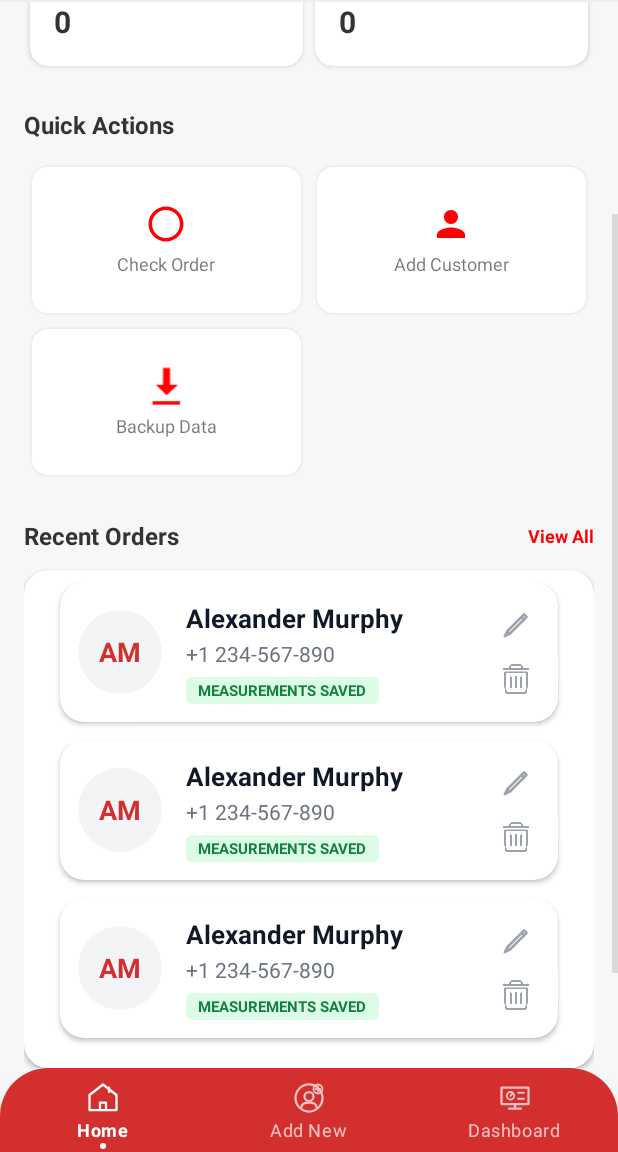
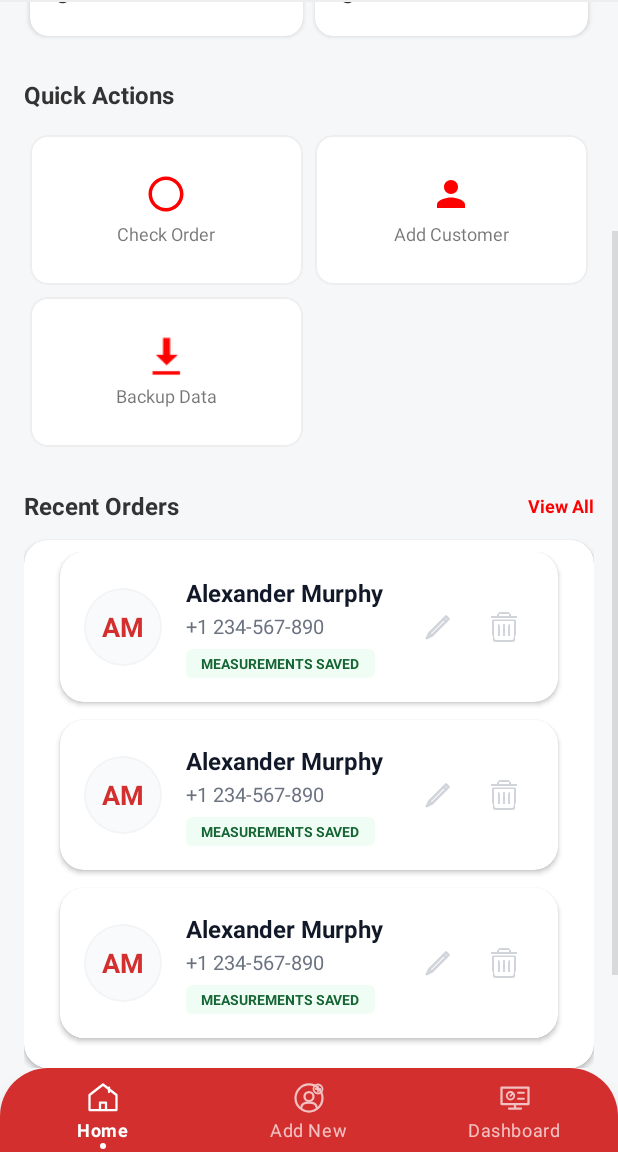
Before and after one commit to dharmik264/Dhandhukiya-tailor-, an Android app built with Jetpack Compose: the layout activity_dashboard.xml on its own in the app's theme, with its tools: preview values and no code run, on a phone screen of 412 x 824 dp, the part 84-1236 px from its top. Run offline under Robolectric (Android 15) with nearby library versions, the light colour scheme and no system bars.

Commit message:
Fix data integrity (duplicate numbers) and refine UI aesthetics

```diff
--- a/MyApplication/app/src/main/java/com/example/myapplication/AddCustomerActivity.kt
+++ b/MyApplication/app/src/main/java/com/example/myapplication/AddCustomerActivity.kt
@@ -78,11 +78,8 @@ class AddCustomerActivity : AppCompatActivity() {
                     btnSaveCustomer.isEnabled = true
                     androidx.appcompat.app.AlertDialog.Builder(this@AddCustomerActivity)
                         .setTitle("Customer Already Exists")
-                        .setMessage("A customer with this mobile number ($mobile) already exists. Do you want to update their details instead?")
-                        .setPositiveButton("Update") { _, _ ->
-                            performSave(name, mobile, address)
-                        }
-                        .setNegativeButton("Cancel", null)
+                        .setMessage("A customer with this mobile number ($mobile) already exists. Duplicate entries are not allowed.")
+                        .setPositiveButton("OK", null)
                         .show()
                 } else {
                     performSave(name, mobile, address)
--- a/MyApplication/app/src/main/java/com/example/myapplication/AddCustomerFragment.kt
+++ b/MyApplication/app/src/main/java/com/example/myapplication/AddCustomerFragment.kt
@@ -24,7 +24,7 @@ class AddCustomerFragment : Fragment() {
         val view = inflater.inflate(R.layout.add_customer, container, false)
 
         // Fragments shouldn't show the internal navbar as MainActivity provides one
-        view.findViewById<View>(R.id.mainBottomNavigation)?.visibility = View.GONE
+        view.findViewById<View>(R.id.localBottomNavigation)?.visibility = View.GONE
 
         val etCustomerName = view.findViewById<EditText>(R.id.etCustomerName)
         val etMobileNumber = view.findViewById<EditText>(R.id.etMobileNumber)
@@ -55,6 +55,17 @@ class AddCustomerFragment : Fragment() {
                 try {
                     val db = AppDatabase.getDatabase(requireContext())
                     val customerDao = db.customerDao()
+
+                    val existing = customerDao.getAll().find { it.mobileNumber == mobile }
+                    if (existing != null) {
+                        withContext(Dispatchers.Main) {
+                            if (isAdded) {
+                                Toast.makeText(context, "Customer with this number already exists!", Toast.LENGTH_LONG).show()
+                                btnSaveCustomer.isEnabled = true
+                            }
+                        }
+                        return@launch
+                    }
 
                     val newCustomer = Customer(
                         name = name,
--- a/MyApplication/app/src/main/java/com/example/myapplication/CustomerDao.kt
+++ b/MyApplication/app/src/main/java/com/example/myapplication/CustomerDao.kt
@@ -10,7 +10,7 @@ interface CustomerDao {
     @Query("SELECT * FROM customers WHERE isSynced = 0")
     suspend fun getUnsyncedCustomers(): List<Customer>
 
-    @Insert(onConflict = OnConflictStrategy.REPLACE)
+    @Insert
     suspend fun insert(customer: Customer)
 
     @Update
--- a/MyApplication/app/src/main/java/com/example/myapplication/HomeFragment.kt
+++ b/MyApplication/app/src/main/java/com/example/myapplication/HomeFragment.kt
@@ -34,7 +34,7 @@ class HomeFragment : Fragment() {
         val view = inflater.inflate(R.layout.activity_home, container, false)
 
         // Fragments shouldn't show the internal navbar as MainActivity provides one
-        view.findViewById<View>(R.id.mainBottomNavigation)?.visibility = View.GONE
+        view.findViewById<View>(R.id.localBottomNavigation)?.visibility = View.GONE
 
         tvCustomerListTitle = view.findViewById(R.id.tvCustomerListTitle)
         rvCustomers = view.findViewById(R.id.rvCustomers)
--- a/MyApplication/app/src/main/java/com/example/myapplication/ReportsFragment.kt
+++ b/MyApplication/app/src/main/java/com/example/myapplication/ReportsFragment.kt
@@ -31,7 +31,7 @@ class ReportsFragment : Fragment() {
         val view = inflater.inflate(R.layout.activity_dashboard, container, false)
 
         // Fragments shouldn't show the internal navbar as MainActivity provides one
-        view.findViewById<View>(R.id.bottomNavigation)?.visibility = View.GONE
+        view.findViewById<View>(R.id.localBottomNavigation)?.visibility = View.GONE
 
         view.findViewById<android.widget.ImageView>(R.id.ivAppLogo)?.setOnClickListener {
             (activity as? MainActivity)?.viewPager?.currentItem = 0
--- a/MyApplication/app/src/main/res/layout/activity_dashboard.xml
+++ b/MyApplication/app/src/main/res/layout/activity_dashboard.xml
@@ -27,7 +27,7 @@
     </com.google.android.material.appbar.AppBarLayout>
 
     <!-- Scrollable Content Area -->
-    <androidx.core.widget.NestedScrollView android:id="@+id/dashboardScrollView" android:layout_width="match_parent" android:layout_height="0dp" android:fillViewport="true" android:scrollbars="vertical" app:layout_constraintTop_toBottomOf="@id/appBarLayout" app:layout_constraintBottom_toTopOf="@id/bottomNavigation">
+    <androidx.core.widget.NestedScrollView android:id="@+id/dashboardScrollView" android:layout_width="match_parent" android:layout_height="0dp" android:fillViewport="true" android:scrollbars="vertical" app:layout_constraintTop_toBottomOf="@id/appBarLayout" app:layout_constraintBottom_toTopOf="@id/localBottomNavigation">
 
         <LinearLayout android:layout_width="match_parent" android:layout_height="wrap_content" android:orientation="vertical" android:padding="16dp">
 
@@ -117,6 +117,6 @@
     </androidx.core.widget.NestedScrollView>
 
     <!-- Bottom Navigation -->
-    <include android:id="@+id/bottomNavigation" layout="@layout/reusable_bottom_navigation" android:layout_width="match_parent" android:layout_height="wrap_content" app:layout_constraintBottom_toBottomOf="parent" app:layout_constraintStart_toStartOf="parent" app:layout_constraintEnd_toEndOf="parent" />
+    <include android:id="@+id/localBottomNavigation" layout="@layout/reusable_bottom_navigation" android:layout_width="match_parent" android:layout_height="wrap_content" app:layout_constraintBottom_toBottomOf="parent" app:layout_constraintStart_toStartOf="parent" app:layout_constraintEnd_toEndOf="parent" />
 
 </androidx.constraintlayout.widget.ConstraintLayout>
--- a/MyApplication/app/src/main/res/layout/activity_home.xml
+++ b/MyApplication/app/src/main/res/layout/activity_home.xml
@@ -35,7 +35,7 @@
 
         <androidx.recyclerview.widget.RecyclerView android:id="@+id/rvCustomers" android:layout_width="match_parent" android:layout_height="0dp" android:layout_marginTop="12dp" android:paddingBottom="8dp" android:clipToPadding="false" app:layout_constraintBottom_toTopOf="@id/mainBottomNavigation" app:layout_constraintTop_toBottomOf="@id/tvCustomerListTitle" tools:listitem="@layout/item_customer" />
 
-        <include layout="@layout/reusable_bottom_navigation" android:id="@+id/mainBottomNavigation" android:layout_width="match_parent" android:layout_height="wrap_content" app:layout_constraintBottom_toBottomOf="parent" />
+        <include layout="@layout/reusable_bottom_navigation" android:id="@+id/localBottomNavigation" android:layout_width="match_parent" android:layout_height="wrap_content" app:layout_constraintBottom_toBottomOf="parent" />
     </androidx.constraintlayout.widget.ConstraintLayout>
 
 </androidx.constraintlayout.widget.ConstraintLayout>
--- a/MyApplication/app/src/main/res/layout/add_customer.xml
+++ b/MyApplication/app/src/main/res/layout/add_customer.xml
@@ -43,7 +43,7 @@
             </LinearLayout>
         </ScrollView>
 
-        <include layout="@layout/reusable_bottom_navigation" android:id="@+id/mainBottomNavigation" android:layout_width="match_parent" android:layout_height="wrap_content" app:layout_constraintBottom_toBottomOf="parent" />
+        <include layout="@layout/reusable_bottom_navigation" android:id="@+id/localBottomNavigation" android:layout_width="match_parent" android:layout_height="wrap_content" app:layout_constraintBottom_toBottomOf="parent" />
 
     </androidx.constraintlayout.widget.ConstraintLayout>
 </androidx.constraintlayout.widget.ConstraintLayout>
--- a/MyApplication/app/src/main/res/layout/item_customer.xml
+++ b/MyApplication/app/src/main/res/layout/item_customer.xml
@@ -1,125 +1,30 @@
 <?xml version="1.0" encoding="utf-8"?>
 <com.google.android.material.card.MaterialCardView xmlns:android="http://schemas.android.com/apk/res/android"
     xmlns:app="http://schemas.android.com/apk/res-auto"
-    xmlns:tools="http://schemas.android.com/tools"
-    android:layout_width="match_parent"
-    android:layout_height="wrap_content"
-    android:layout_marginHorizontal="16dp"
-    android:layout_marginBottom="12dp"
-    app:cardCornerRadius="16dp"
-    app:cardElevation="2dp"
-    app:strokeWidth="0dp"
-    app:cardBackgroundColor="@color/card_background">
+    xmlns:tools="http://schemas.android.com/tools" android:layout_width="match_parent" android:layout_height="wrap_content" android:layout_marginHorizontal="16dp" android:layout_marginBottom="12dp" app:cardCornerRadius="16dp" app:cardElevation="2dp" app:strokeWidth="0dp" app:cardBackgroundColor="@color/card_background">
 
-    <androidx.constraintlayout.widget.ConstraintLayout
-        android:layout_width="match_parent"
-        android:layout_height="wrap_content"
-        android:padding="12dp">
+    <androidx.constraintlayout.widget.ConstraintLayout android:layout_width="match_parent" android:layout_height="wrap_content" android:padding="16dp">
 
-        <!-- Left Red Strip -->
-        <View
-            android:id="@+id/statusStrip"
-            android:layout_width="4dp"
-            android:layout_height="0dp"
-            android:background="@color/red_dark"
-            android:visibility="gone"
-            app:layout_constraintBottom_toBottomOf="parent"
-            app:layout_constraintStart_toStartOf="parent"
-            app:layout_constraintTop_toTopOf="parent" />
+        <!-- Initials Circle with subtle shadow/border -->
+        <com.google.android.material.card.MaterialCardView android:id="@+id/initialsCard" android:layout_width="52dp" android:layout_height="52dp" app:cardCornerRadius="26dp" app:cardElevation="0dp" app:strokeWidth="1dp" app:strokeColor="#F3F4F6" app:layout_constraintBottom_toBottomOf="parent" app:layout_constraintStart_toStartOf="parent" app:layout_constraintTop_toTopOf="parent">
 
-        <!-- Initials Circle -->
-        <FrameLayout
-            android:id="@+id/initialsContainer"
-            android:layout_width="56dp"
-            android:layout_height="56dp"
-            app:layout_constraintBottom_toBottomOf="parent"
-            app:layout_constraintStart_toStartOf="parent"
-            app:layout_constraintTop_toTopOf="parent">
+            <TextView android:id="@+id/tvInitials" android:layout_width="match_parent" android:layout_height="match_parent" android:gravity="center" android:text="AM" android:textColor="@color/red_dark" android:textSize="18sp" android:textStyle="bold" android:background="#F9FAFB" />
+        </com.google.android.material.card.MaterialCardView>
 
-            <View
-                android:layout_width="match_parent"
-                android:layout_height="match_parent"
-                android:background="@drawable/bg_circle_light_gray" />
+        <LinearLayout android:layout_width="0dp" android:layout_height="wrap_content" android:layout_marginStart="16dp" android:layout_marginEnd="8dp" android:orientation="vertical" app:layout_constraintBottom_toBottomOf="parent" app:layout_constraintEnd_toStartOf="@id/actionButtons" app:layout_constraintStart_toEndOf="@id/initialsCard" app:layout_constraintTop_toTopOf="parent">
 
-            <TextView
-                android:id="@+id/tvInitials"
-                android:layout_width="wrap_content"
-                android:layout_height="wrap_content"
-                android:layout_gravity="center"
-                android:text="AM"
-                android:textColor="@color/red_dark"
-                android:textSize="18sp"
-                android:textStyle="bold" />
-        </FrameLayout>
+            <TextView android:id="@+id/tvName" android:layout_width="wrap_content" android:layout_height="wrap_content" android:text="Alexander Murphy" android:textColor="#111827" android:textSize="16sp" android:textStyle="bold" />
 
-        <LinearLayout
-            android:layout_width="0dp"
-            android:layout_height="wrap_content"
-            android:layout_marginStart="16dp"
-            android:orientation="vertical"
-            app:layout_constraintBottom_toBottomOf="parent"
-            app:layout_constraintEnd_toStartOf="@id/actionButtons"
-            app:layout_constraintStart_toEndOf="@id/initialsContainer"
-            app:layout_constraintTop_toTopOf="parent">
+            <TextView android:id="@+id/tvMobile" android:layout_width="wrap_content" android:layout_height="wrap_content" android:layout_marginTop="2dp" android:text="+1 234-567-890" android:textColor="#6B7280" android:textSize="13sp" />
 
-            <TextView
-                android:id="@+id/tvName"
-                android:layout_width="wrap_content"
-                android:layout_height="wrap_content"
-                android:text="Alexander Murphy"
-                android:textColor="@color/on_surface"
-                android:textSize="17sp"
-                android:textStyle="bold" />
-
-            <TextView
-                android:id="@+id/tvMobile"
-                android:layout_width="wrap_content"
-                android:layout_height="wrap_content"
-                android:layout_marginTop="2dp"
-                android:text="+1 234-567-890"
-                android:textColor="@color/on_surface_variant"
-                android:textSize="14sp" />
-
-            <TextView
-                android:id="@+id/tvStatusBadge"
-                android:layout_width="wrap_content"
-                android:layout_height="wrap_content"
-                android:layout_marginTop="6dp"
-                android:background="@drawable/bg_badge_rounded"
-                android:backgroundTint="@color/success_bg"
-                android:paddingHorizontal="8dp"
-                android:paddingVertical="2dp"
-                android:text="MEASUREMENTS SAVED"
-                android:textColor="@color/success_text"
-                android:textSize="10sp"
-                android:textStyle="bold" />
+            <TextView android:id="@+id/tvStatusBadge" android:layout_width="wrap_content" android:layout_height="wrap_content" android:layout_marginTop="6dp" android:background="@drawable/bg_badge_rounded" android:backgroundTint="#F0FDF4" android:paddingHorizontal="10dp" android:paddingVertical="3dp" android:text="MEASUREMENTS SAVED" android:textColor="#166534" android:textSize="9sp" android:textStyle="bold" />
         </LinearLayout>
 
-        <LinearLayout
-            android:id="@+id/actionButtons"
-            android:layout_width="wrap_content"
-            android:layout_height="wrap_content"
-            android:orientation="vertical"
-            app:layout_constraintBottom_toBottomOf="parent"
-            app:layout_constraintEnd_toEndOf="parent"
-            app:layout_constraintTop_toTopOf="parent">
+        <LinearLayout android:id="@+id/actionButtons" android:layout_width="wrap_content" android:layout_height="wrap_content" android:orientation="horizontal" android:gravity="center_vertical" app:layout_constraintBottom_toBottomOf="parent" app:layout_constraintEnd_toEndOf="parent" app:layout_constraintTop_toTopOf="parent">
 
-            <ImageView
-                android:id="@+id/btnEdit"
-                android:layout_width="32dp"
-                android:layout_height="32dp"
-                android:padding="6dp"
-                android:src="@drawable/ic_pencil_edit"
-                app:tint="#9CA3AF" />
+            <ImageView android:id="@+id/btnEdit" android:layout_width="40dp" android:layout_height="40dp" android:padding="10dp" android:src="@drawable/ic_pencil_edit" android:background="?attr/selectableItemBackgroundBorderless" app:tint="#D1D5DB" />
 
-            <ImageView
-                android:id="@+id/btnDelete"
-                android:layout_width="32dp"
-                android:layout_height="32dp"
-                android:layout_marginTop="4dp"
-                android:padding="6dp"
-                android:src="@drawable/trash_9915683"
-                app:tint="#9CA3AF" />
+            <ImageView android:id="@+id/btnDelete" android:layout_width="40dp" android:layout_height="40dp" android:layout_marginStart="4dp" android:padding="10dp" android:src="@drawable/trash_9915683" android:background="?attr/selectableItemBackgroundBorderless" app:tint="#D1D5DB" />
         </LinearLayout>
 
     </androidx.constraintlayout.widget.ConstraintLayout>
```
